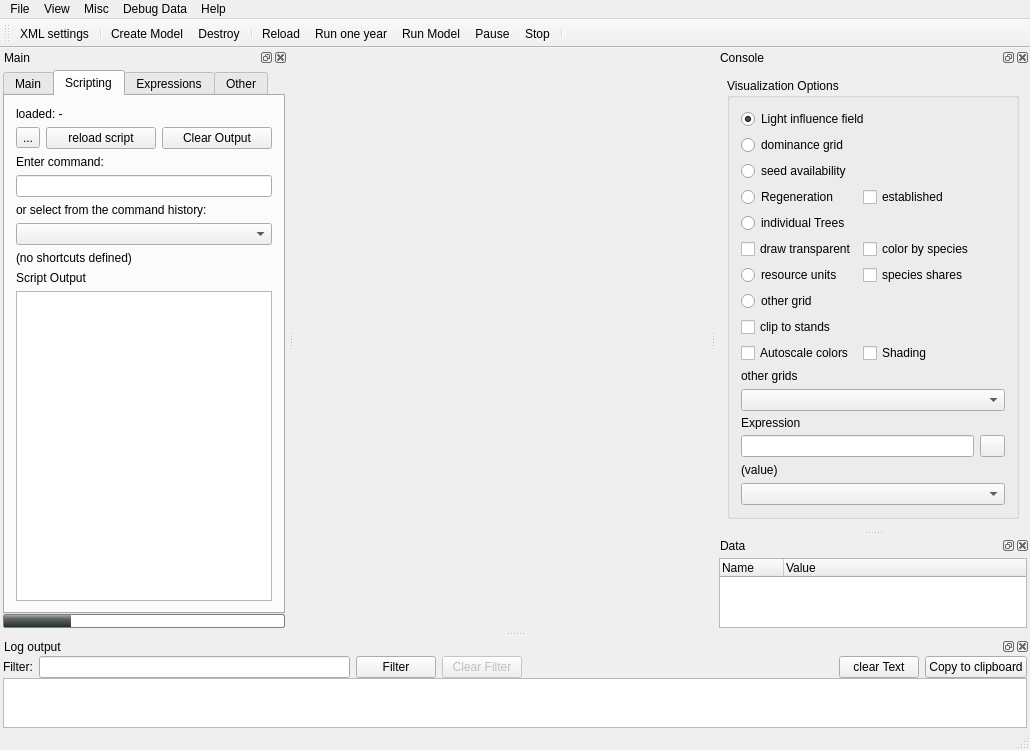
edfm-tum/iland-model, file src/iland/mainwindow.ui: the form before one commit.
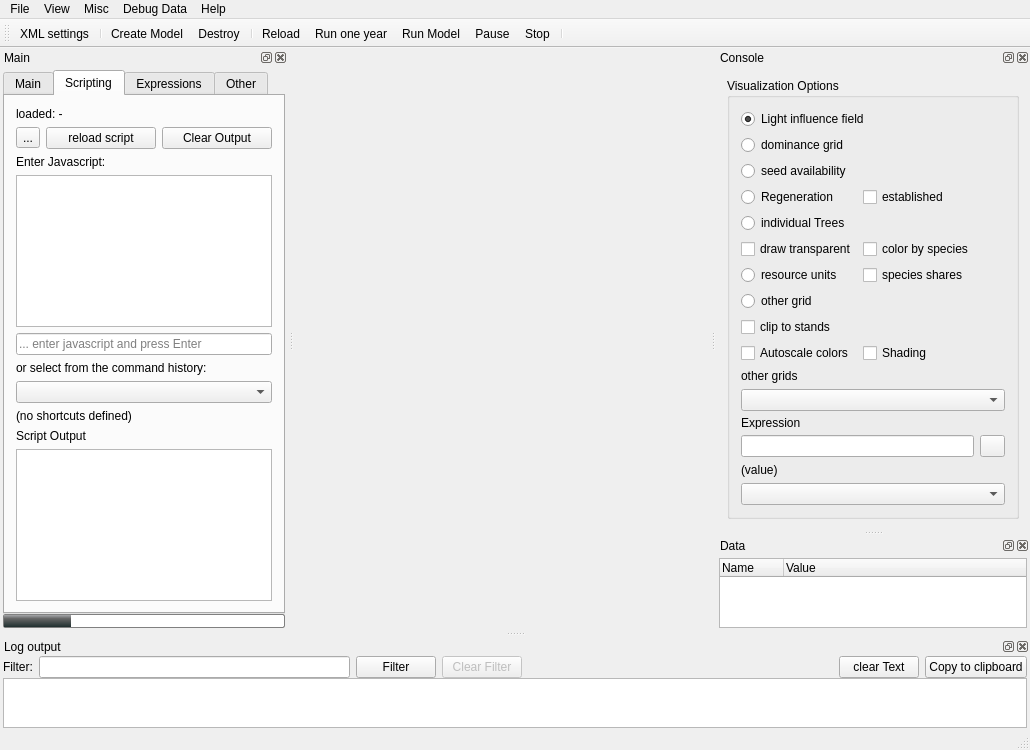
The form after the commit. Icons and pictures are not drawn. Custom widgets are drawn as their Qt base class.

Commit message: added a better Javascript console to the GUI, and the console API extension.

Diff of the .ui file:
```diff
--- a/src/iland/mainwindow.ui
+++ b/src/iland/mainwindow.ui
@@ -366,12 +366,19 @@
          <item>
           <widget class="QLabel" name="label_5">
            <property name="text">
-            <string>Enter command:</string>
+            <string>Enter Javascript:</string>
            </property>
           </widget>
          </item>
          <item>
-          <widget class="QLineEdit" name="scriptCommand"/>
+          <widget class="JSTextArea" name="scriptCode"/>
+         </item>
+         <item>
+          <widget class="QLineEdit" name="scriptCommand">
+           <property name="placeholderText">
+            <string>... enter javascript and press Enter</string>
+           </property>
+          </widget>
          </item>
          <item>
           <widget class="QLabel" name="label_9">
@@ -1281,6 +1288,11 @@
    <header location="global">paintarea.h</header>
    <container>1</container>
   </customwidget>
+  <customwidget>
+   <class>JSTextArea</class>
+   <extends>QTextEdit</extends>
+   <header location="global">jstextarea.h</header>
+  </customwidget>
  </customwidgets>
  <resources>
   <include location="res/iland.qrc"/>
```
Left out of the diff: 3 changed lines with no effect on the pictures. The commit also changes 16 other files.
